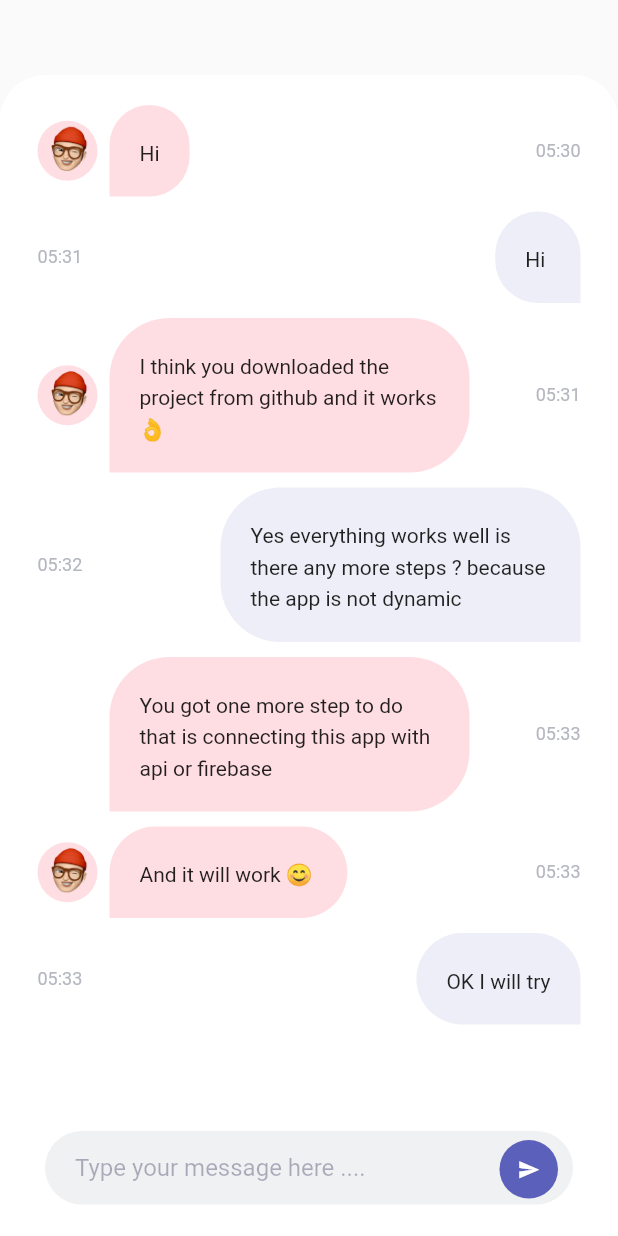
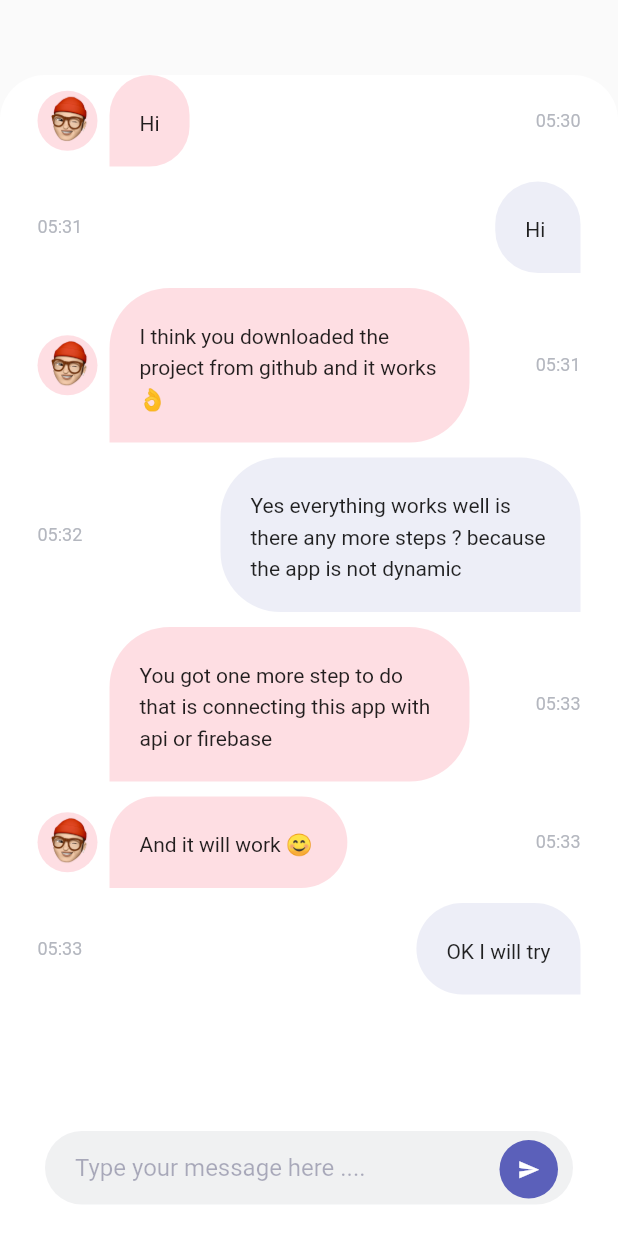
Before and after one commit to ADez3/ChatApp, a Flutter app: the ConversationMessage widget shown alone on an empty page, opened directly, on a phone screen of 412 x 824 dp. Run offline on Flutter 3.47's test engine with Material 2 defaults, Android fonts, the phone set to English and light mode, and no system bars.

Commit message:
App UI Completed

```diff
--- a/lib/screens/conversation/widgets/conversation_appbar.dart
+++ b/lib/screens/conversation/widgets/conversation_appbar.dart
@@ -1,10 +1,12 @@
 import 'package:flutter/material.dart';
 
 class ConAppBar extends StatelessWidget {
+  const ConAppBar({Key? key}) : super(key: key);
+
   @override
   Widget build(BuildContext context) {
     return Container(
-      padding: EdgeInsets.only(
+      padding: const EdgeInsets.only(
         top: 40,
         bottom: 20,
         left: 20,
--- a/lib/screens/conversation/widgets/conversation_message.dart
+++ b/lib/screens/conversation/widgets/conversation_message.dart
@@ -21,13 +21,13 @@ class ConversationMessage extends StatelessWidget {
               topLeft: Radius.circular(30),
             ),
           ),
-          padding: const EdgeInsets.fromLTRB(25, 20, 25, 80),
+          padding: const EdgeInsets.fromLTRB(25, 0, 25, 70),
           child: ListView.separated(
             padding: EdgeInsets.zero,
-              physics: BouncingScrollPhysics(),
+              physics: const BouncingScrollPhysics(),
               itemBuilder: (context,index) =>
             list[index].user.id == myId ? _sendMessage(list[index]) : _receiveMessage(list[index]),
-              separatorBuilder: (_,index){return const SizedBox(height: 10,);},
+              separatorBuilder: (_,index){return const SizedBox(height: 0,);},
               itemCount: list.length,
           ),
         ),
@@ -42,7 +42,7 @@ class ConversationMessage extends StatelessWidget {
                 decoration: InputDecoration(
                   fillColor: kGreyLight.withOpacity(0.2),
                   filled: true,
-                  contentPadding: EdgeInsets.only(left: 20,top: 15,right:5,bottom: 15,),
+                  contentPadding: const EdgeInsets.only(left: 20,top: 15,right:5,bottom: 15,),
                   border: OutlineInputBorder(
                     borderRadius: BorderRadius.circular(30),
                     borderSide: BorderSide.none,
@@ -57,7 +57,7 @@ class ConversationMessage extends StatelessWidget {
                   right: 10,
                   child: Container(
                     padding: const EdgeInsets.all(12),
-                    decoration: BoxDecoration(
+                    decoration: const BoxDecoration(
                       shape: BoxShape.circle,
                       color: kPrimary,
                     ),
@@ -72,7 +72,9 @@ class ConversationMessage extends StatelessWidget {
   }
 
   _receiveMessage(Message message) {
-     return Row(
+     return Container(
+       padding: const EdgeInsets.only(bottom: 10),
+       child: Row(
          mainAxisAlignment: MainAxisAlignment.spaceBetween,
          children: [
            Row(
@@ -109,11 +111,14 @@ class ConversationMessage extends StatelessWidget {
                fontSize: 12,
              ),),
          ],
+       ),
      );
   }
 
   _sendMessage(Message message) {
-    return Row(
+    return Container(
+      padding: const EdgeInsets.only(bottom: 10),
+      child: Row(
         mainAxisAlignment: MainAxisAlignment.spaceBetween,
         children: [
           Text(message.lastTime,
@@ -139,6 +144,7 @@ class ConversationMessage extends StatelessWidget {
             ),
           ),
         ],
+      ),
     );
   }
 }
```
Lines whose indentation alone changed are shown as unchanged.
